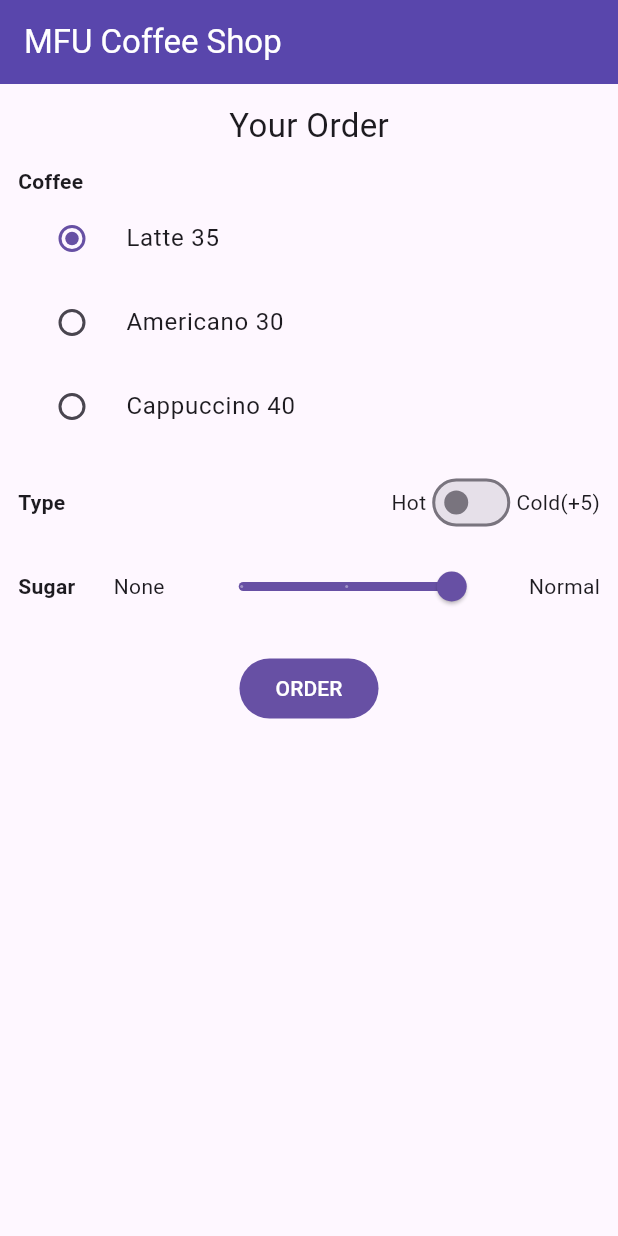
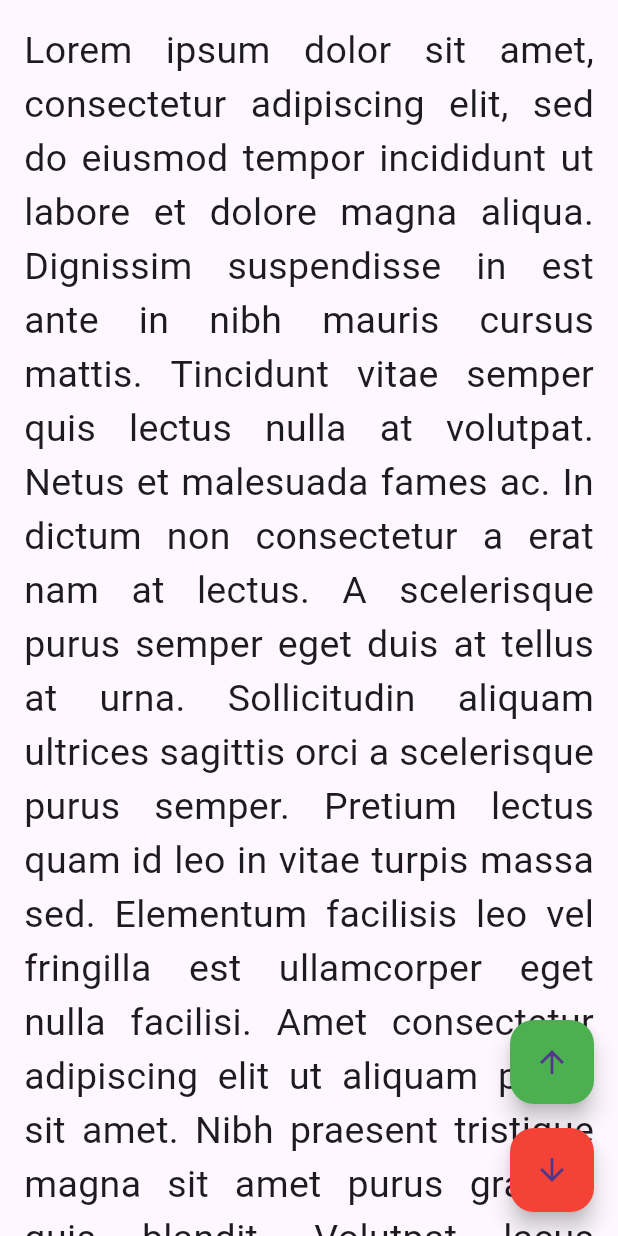
Before and after one commit to noobydev546/moblieapp, a Flutter app: the screen it shows after launch, on a phone screen of 412 x 824 dp. Run offline on Flutter 3.47's test engine with Material 3 defaults, Android fonts, the phone set to English and light mode, and no system bars.

Commit message:
scrollview_demo

```diff
--- a/lib/main.dart
+++ b/lib/main.dart
@@ -1,6 +1,8 @@
 import 'package:flutter/material.dart';
-import 'package:moblieapp/week08/assignment3.dart';
+import 'package:moblieapp/week09/scrollview_demo.dart';
 
 void main() {
-  runApp(MaterialApp(debugShowCheckedModeBanner: false, home: Assignment3()));
+  runApp(
+    MaterialApp(debugShowCheckedModeBanner: false, home: ScrollviewDemo()),
+  );
 }
--- /dev/null
+++ b/lib/week09/scrollview_demo.dart
@@ -0,0 +1,37 @@
+import 'package:flutter/material.dart';
+
+class ScrollviewDemo extends StatelessWidget {
+  const ScrollviewDemo({super.key});
+
+  @override
+  Widget build(BuildContext context) {
+    return Scaffold(
+      body: SafeArea(
+        child: SingleChildScrollView(
+          padding: EdgeInsets.all(16),
+          child: Text(
+            'Lorem ipsum dolor sit amet, consectetur adipiscing elit, sed do eiusmod tempor incididunt ut labore et dolore magna aliqua. Dignissim suspendisse in est ante in nibh mauris cursus mattis. Tincidunt vitae semper quis lectus nulla at volutpat. Netus et malesuada fames ac. In dictum non consectetur a erat nam at lectus. A scelerisque purus semper eget duis at tellus at urna. Sollicitudin aliquam ultrices sagittis orci a scelerisque purus semper. Pretium lectus quam id leo in vitae turpis massa sed. Elementum facilisis leo vel fringilla est ullamcorper eget nulla facilisi. Amet consectetur adipiscing elit ut aliquam purus sit amet. Nibh praesent tristique magna sit amet purus gravida quis blandit. Volutpat lacus laoreet non curabitur gravida arcu ac. Eu sem integer vitae justo eget magna fermentum. Tortor at risus viverra adipiscing at in tellus integer feugiat. Non sodales neque sodales ut etiam sit amet nisl. Cras fermentum odio eu feugiat pretium. Blandit massa enim nec dui nunc mattis enim ut tellus. Sagittis vitae et leo duis. Adipiscing commodo elit at imperdiet dui accumsan sit amet.',
+            style: TextStyle(fontSize: 25),
+            textAlign: TextAlign.justify,
+          ),
+        ),
+      ),
+      floatingActionButton: Column(
+        mainAxisAlignment: MainAxisAlignment.end,
+        children: [
+          FloatingActionButton(
+            onPressed: () {},
+            backgroundColor: Colors.green,
+            child: Icon(Icons.arrow_upward),
+          ),
+          SizedBox(height: 16),
+          FloatingActionButton(
+            onPressed: () {},
+            backgroundColor: Colors.red,
+            child: Icon(Icons.arrow_downward),
+          ),
+        ],
+      ),
+    );
+  }
+}
```
